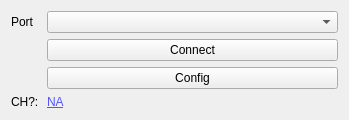
Old version of the form WidgetNanovolt.ui in the repository AGuilbault/Microcal.
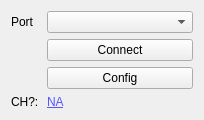
New version of the form.

```diff
--- a/WidgetNanovolt.ui
+++ b/WidgetNanovolt.ui
@@ -6,7 +6,7 @@
    <rect>
     <x>0</x>
     <y>0</y>
-    <width>349</width>
+    <width>204</width>
     <height>115</height>
    </rect>
   </property>
```
